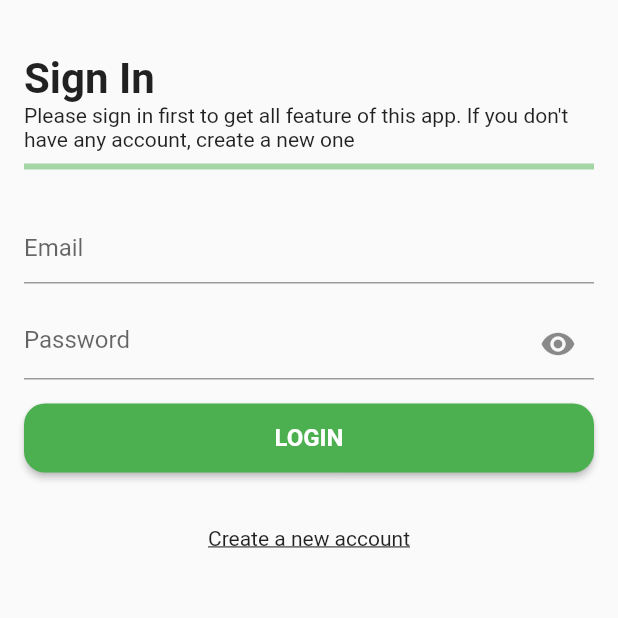
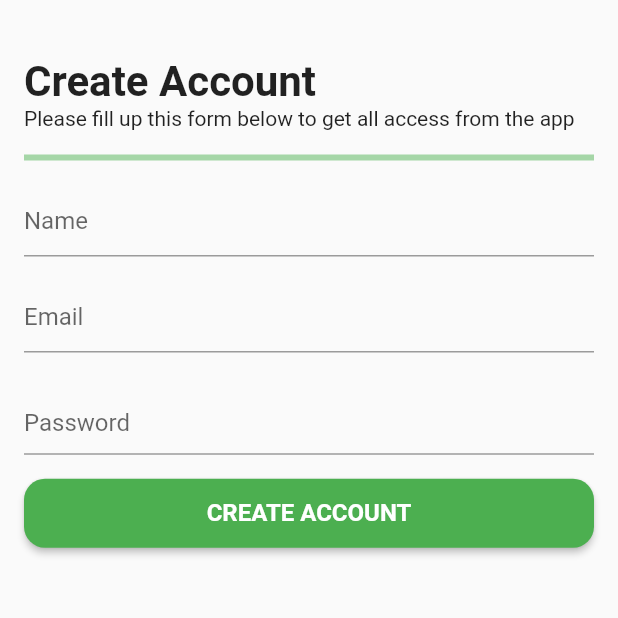
Before and after one commit to ydhnwb/flutter-clean-architecture, a Flutter app: the screen it shows after launch, on a phone screen of 412 x 824 dp, the top half of it. Run offline on Flutter 3.47's test engine with Material 2 defaults, Android fonts, the phone set to English and light mode, and no system bars; our stand-ins replace dartz, dio, equatable, flutter_bloc, get_it, shared_preferences.

Commit message:
add register page view

```diff
--- a/lib/main.dart
+++ b/lib/main.dart
@@ -12,6 +12,7 @@ import 'package:flutter_clean_architecture/presentation/common/infra/router.dart
 import 'package:flutter_clean_architecture/presentation/home/home_page.dart';
 import 'package:flutter_clean_architecture/presentation/login/bloc/login_bloc.dart';
 import 'package:flutter_clean_architecture/presentation/login/login_page.dart';
+import 'package:flutter_clean_architecture/presentation/register/register.page.dart';
 import 'package:flutter_clean_architecture/presentation/splash/splash.page.dart';
 import 'package:get_it/get_it.dart';
 import 'package:shared_preferences/shared_preferences.dart';
@@ -84,7 +85,7 @@ class MyApp extends StatelessWidget {
             theme: ThemeData(
               primarySwatch: Colors.green,
             ),
-            home: SplashPage(),
+            home: RegisterPage(),
           );
         }else{
           return Center(
--- /dev/null
+++ b/lib/presentation/register/register.page.dart
@@ -0,0 +1,132 @@
+import 'package:flutter/material.dart';
+import 'package:flutter_clean_architecture/presentation/common/shared_component/primary_button.shared_component.dart';
+import 'package:flutter_clean_architecture/presentation/common/shared_component/text_header.shared_component.dart';
+
+class RegisterPage extends StatefulWidget {
+  const RegisterPage({ Key? key }) : super(key: key);
+
+  @override
+  _RegisterPageState createState() => _RegisterPageState();
+}
+
+class _RegisterPageState extends State<RegisterPage> {
+  bool _isLoading = false;
+  bool _isObscurePassword = true;
+  final _formKey = GlobalKey<FormState>();
+  final _nameInputController = TextEditingController();
+  final _emailInputController = TextEditingController();
+  final _passwordInputController = TextEditingController();
+
+
+  Widget _headerWidget(){
+    return Container(
+      margin: const EdgeInsets.only(top: 38),
+      child: Column(
+        crossAxisAlignment: CrossAxisAlignment.stretch,
+        children: [
+          TextHeader(text: "Create Account"),
+          Text("Please fill up this form below to get all access from the app")
+        ],
+      ),
+    );
+  }
+
+  Widget _loadingBar(){
+    return Container(
+      margin: const EdgeInsets.symmetric(vertical: 16),
+      child: LinearProgressIndicator(
+        value: _isLoading ? null : 0,
+      ),
+    );
+  }
+
+  Widget _signUpForm(){
+    return Container(
+      child: Form(
+        key: _formKey,
+        child: Column(
+          children: [
+            TextFormField(
+              controller: _nameInputController,
+              decoration: InputDecoration(
+                hintText: "Name"
+              ),
+              validator: (v) {
+                if(v == null || v.toString().trim().isEmpty){
+                  return "Name cannot be empty";
+                }
+                return null;
+              },
+            ),
+
+            SizedBox(height: 16),
+
+            TextFormField(
+              controller: _emailInputController,
+              decoration: InputDecoration(
+                hintText: "Email"
+              ),
+              validator: (v){
+                if(v == null || v.trim().isEmpty){
+                  return "Email cannot be empty";
+                }
+                return null;
+              },
+            ),
+
+            SizedBox(height: 16,),
+
+            TextFormField(
+              controller: _passwordInputController,
+              decoration: InputDecoration(
+                hintText: "Password",
+                suffix: InkWell(
+                  onTap: () {
+                    setState(() {
+                      _isObscurePassword = !_isObscurePassword;
+                    });
+                  },
+                  child: _isObscurePassword ? Icon(Icons.visibility_off) : Icon(Icons.visibility),
+                )
+              ),
+              obscureText: _isObscurePassword,
+              validator: (v){
+                if(v == null || v.trim().length < 8){
+                  return "Password must at least 8 characters";
+                }
+                return null;
+              },
+
+            ),
+
+            SizedBox(height: 16,),
+
+            PrimaryButton(text: "Create account", onClick:() => {})
+          ],
+        )
+      ),
+    );
+
+  }
+
+  @override
+  Widget build(BuildContext context) {
+    return Scaffold(
+      body: SafeArea(
+      child: SingleChildScrollView(
+        child: Container(
+          margin: const EdgeInsets.symmetric(horizontal: 16),
+          child: Column(
+            children: [
+              _headerWidget(),
+              _loadingBar(),
+              _signUpForm()
+            ],
+          ),
+        ),
+      ),
+
+    ),
+    );
+  }
+}
```
